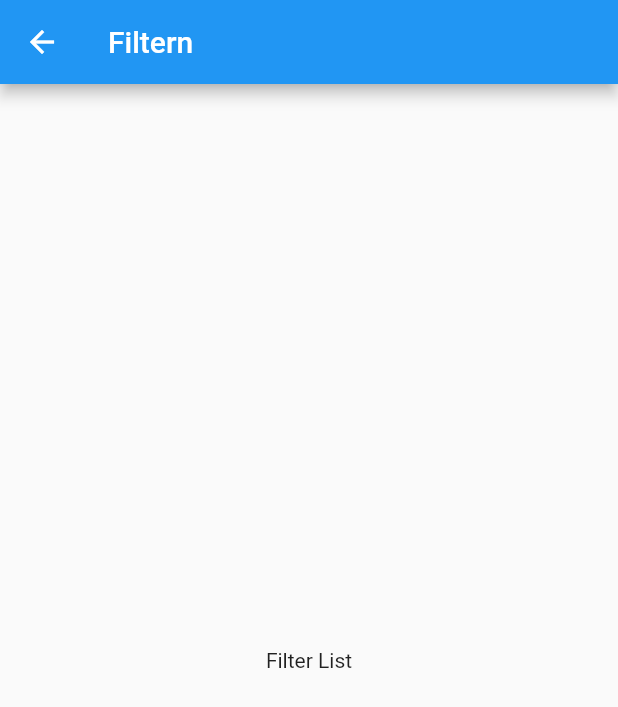
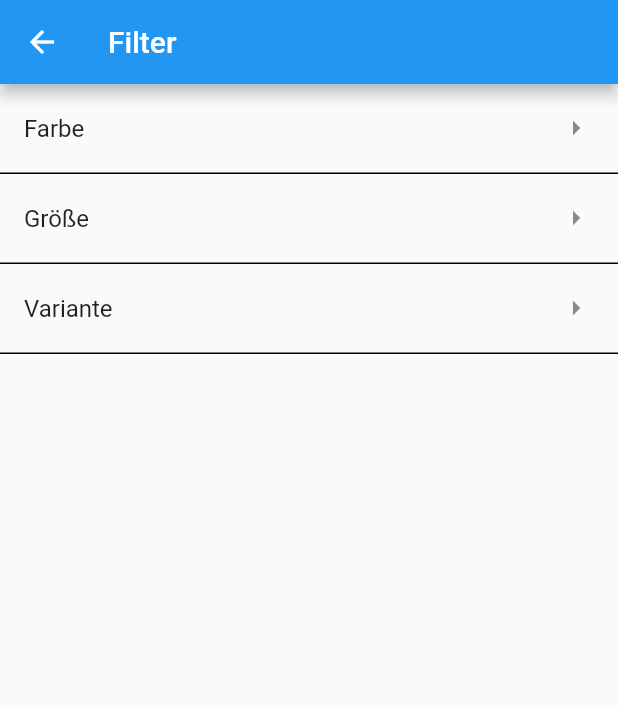
Before and after one commit to manuelJung/flutter-test, a Flutter app: the ListingRoute screen opened directly, scrolled down 576 dp, after a tap on the "filter alt" icon, on a phone screen of 412 x 824 dp. Shown: the top 707 px of the screen. Run offline on Flutter 3.47's test engine with Material 2 defaults, Android fonts, the phone set to English and light mode, and no system bars; our stand-ins replace flutter_mobx, mobx; generated files the repository leaves out were written again.

Commit message:
created filter_list

```diff
--- a/lib/routes/filter_list/index.dart
+++ /dev/null
@@ -1,14 +0,0 @@
-import 'package:flutter/material.dart';
-
-class FilterListRoute extends StatelessWidget {
-  const FilterListRoute({super.key});
-
-  @override
-  Widget build(BuildContext context) {
-    return Scaffold(
-        appBar: AppBar(
-          title: const Text('Filtern'),
-        ),
-        body: const Center(child: Text('Filter List')));
-  }
-}
--- /dev/null
+++ b/lib/routes/listing/filter_list/index.dart
@@ -0,0 +1,59 @@
+import 'package:flutter/material.dart';
+import 'package:flutter_app/routes/listing/filter_list/disjunctive_filter.dart';
+import 'package:flutter_app/stores/product_list.dart';
+
+class FilterListRoute extends StatelessWidget {
+  final ProductListStore store;
+  const FilterListRoute({super.key, required this.store});
+
+  @override
+  Widget build(BuildContext context) {
+    return Scaffold(
+        appBar: AppBar(
+          title: const Text('Filter'),
+        ),
+        body: ListView(
+          children: [
+            for (var filter in store.filterDefinitions)
+              Tile(
+                label: filter.label,
+                selected: const [],
+                store: store.disjunctiveFilters[filter.key]!,
+              )
+          ],
+        ));
+  }
+}
+
+class Tile extends StatelessWidget {
+  final String label;
+  final List<String> selected;
+  final DisjunctiveFilterStore store;
+  const Tile(
+      {Key? key,
+      required this.label,
+      required this.selected,
+      required this.store})
+      : super(key: key);
+
+  @override
+  Widget build(BuildContext context) {
+    return Container(
+      decoration: const BoxDecoration(
+        border: Border(bottom: BorderSide()),
+      ),
+      child: ListTile(
+        minVerticalPadding: 20,
+        title: Text(label),
+        onTap: () {
+          Navigator.push(
+              context,
+              MaterialPageRoute(
+                  builder: (_) => DisjunctiveFilterRoute(store: store)));
+        },
+        // subtitle: Text(selected.join(", ")),
+        trailing: const Icon(Icons.arrow_right_sharp),
+      ),
+    );
+  }
+}
--- a/lib/routes/listing/index.dart
+++ b/lib/routes/listing/index.dart
@@ -1,5 +1,5 @@
 import 'package:flutter/material.dart';
-import 'package:flutter_app/routes/filter_list/index.dart';
+import 'package:flutter_app/routes/listing/filter_list/index.dart';
 import 'package:flutter_app/stores/product_list.dart';
 import 'package:provider/provider.dart';
 import './product_list.dart';
@@ -11,21 +11,32 @@ class ListingRoute extends StatelessWidget {
   @override
   Widget build(BuildContext context) {
     return Provider<ProductListStore>(
-      create: (_) => ProductListStore(initialFilters, []),
+      create: (context) => ProductListStore(initialFilters, [
+        const FilterDefinition(
+            label: 'Farbe', key: 'color', type: FilterType.disjunctive),
+        const FilterDefinition(
+            label: 'Größe', key: 'size', type: FilterType.disjunctive),
+        const FilterDefinition(
+            label: 'Variante', key: 'variant', type: FilterType.disjunctive),
+      ]),
       child: Scaffold(
         appBar: AppBar(
           title: const Text('Listing'),
         ),
-        floatingActionButton: FloatingActionButton(
+        floatingActionButton: Builder(builder: (context) {
+          return FloatingActionButton(
             onPressed: () {
               Navigator.push(
                   context,
                   MaterialPageRoute(
-                    builder: (context) => const FilterListRoute()));
+                      builder: (_) => FilterListRoute(
+                            store: Provider.of<ProductListStore>(context),
+                          )));
             },
             backgroundColor: Colors.blue,
             child: const Icon(Icons.filter_alt_sharp),
-        ),
+          );
+        }),
         body: const ProductList(),
       ),
     );
--- a/lib/stores/product_list.dart
+++ b/lib/stores/product_list.dart
@@ -18,15 +18,15 @@ abstract class ProductListBase with Store {
   @observable
   num page = 0;
 
-  Map<String, DisjunctiveFilter> disjunctiveFilters = {};
+  Map<String, DisjunctiveFilterStore> disjunctiveFilters = {};
   List<FilterDefinition> filterDefinitions = [];
 
   ProductListBase(InitialFilters initFilters, List<FilterDefinition> defs) {
     filterDefinitions = defs;
     for (var def in defs) {
       if (def.type == FilterType.disjunctive) {
-        disjunctiveFilters[def.key] =
-            DisjunctiveFilter(key: def.key, label: def.label, parent: this);
+        disjunctiveFilters[def.key] = DisjunctiveFilterStore(
+            key: def.key, label: def.label, parent: this);
       }
     }
 
@@ -116,7 +116,7 @@ class Hit {
   const Hit({required this.title});
 }
 
-class DisjunctiveFilter = DisjunctiveFilterBase with _$DisjunctiveFilter;
+class DisjunctiveFilterStore = DisjunctiveFilterBase with _$DisjunctiveFilter;
 
 abstract class DisjunctiveFilterBase with Store {
   final String key;
```
Also changed, not shown: lib/routes/listing/filter_list/disjunctive_filter.dart (added, +36 -0 lines), 2 other files. Lines whose indentation alone changed are shown as unchanged.
